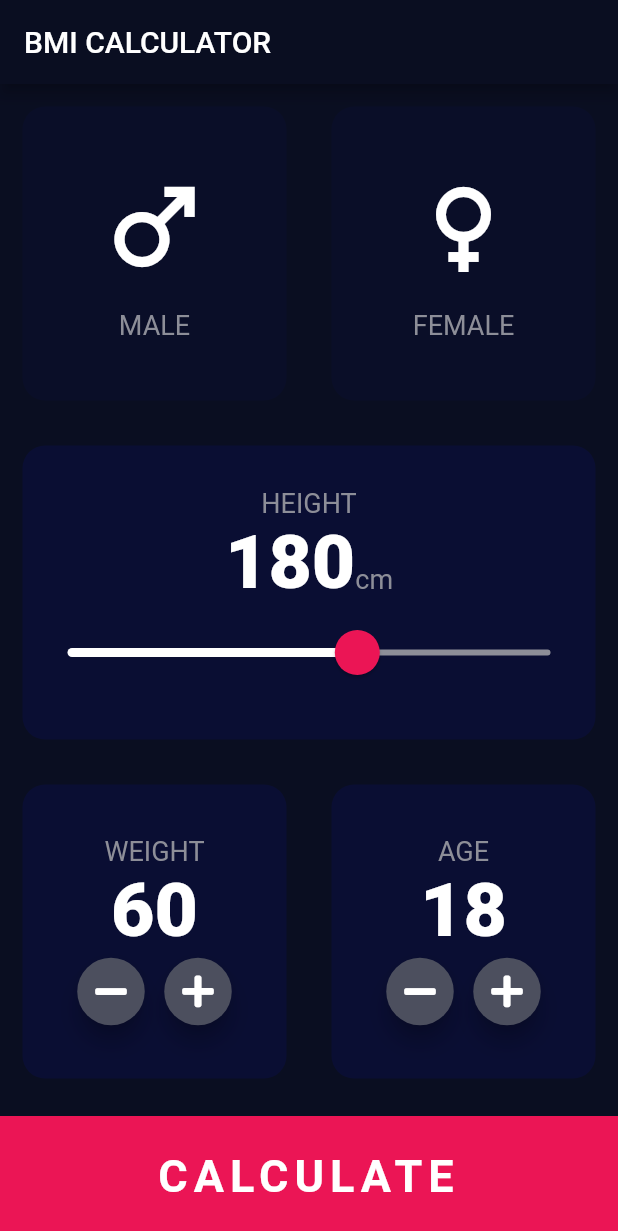
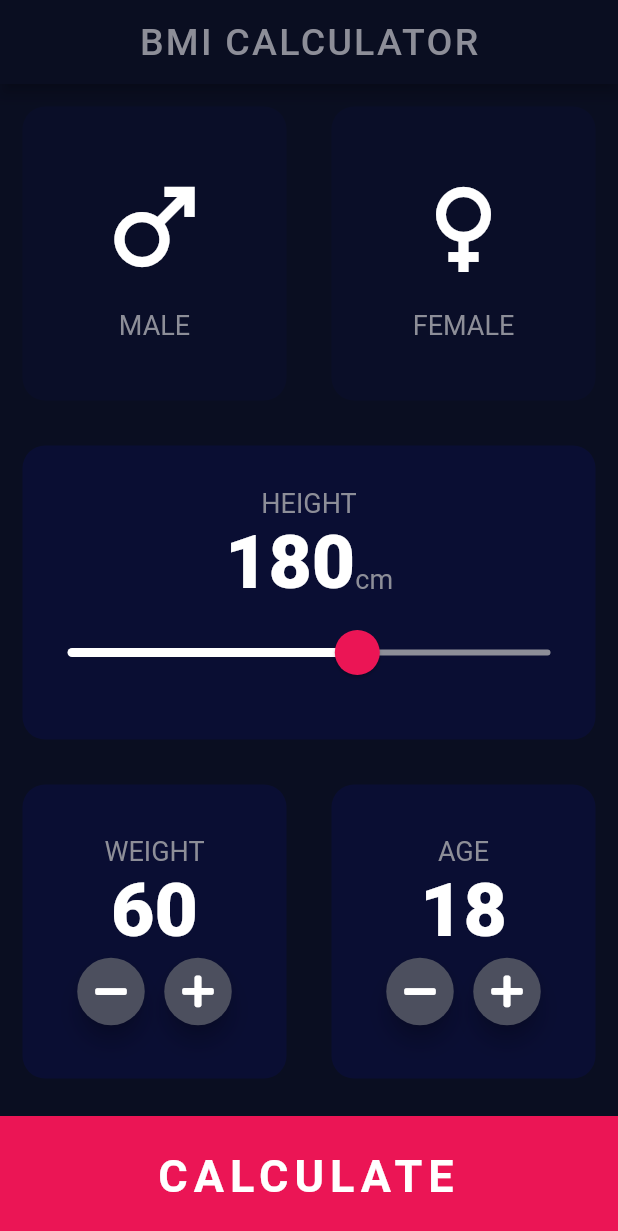
Before and after one commit to tuhinssam/bmi-calculator-flutter-app, a Flutter app: the screen it shows after launch, on a phone screen of 412 x 824 dp. Shown: the top 1231 px of the screen. Run offline on Flutter 3.47's test engine with Material 2 defaults, Android fonts, the phone set to English and light mode, and no system bars; our stand-ins replace font_awesome_flutter; missing offline and left inert: dart:ffi.

Commit message:
result page design completed

```diff
--- a/lib/constants.dart
+++ b/lib/constants.dart
@@ -4,7 +4,38 @@ const kButtonContainerHeight = 80.0;
 const kActiveCardColor = Color(0XFF0A0E33);
 const kInactiveCardColor = Color(0XFF0A0E28);
 const kBottomContainerColor = Color(0XFFEB1555);
-const kContentTextStyle = TextStyle(fontSize: 18, color: Color(0xFF8D8E98));
-const kNumberTextStyle = TextStyle(fontSize: 50.0, fontWeight: FontWeight.w900);
-const kCalculateBtnTxtStyle =
-    TextStyle(fontSize: 30.0, fontWeight: FontWeight.w700, letterSpacing: 4);
+const kAppBarTxtStyle = TextStyle(
+  fontSize: 25,
+  color: Color(0xFF8D8E98),
+  letterSpacing: 1.5,
+);
+const kContentTextStyle = TextStyle(
+  fontSize: 18,
+  color: Color(0xFF8D8E98),
+);
+const kNumberTextStyle = TextStyle(
+  fontSize: 50.0,
+  fontWeight: FontWeight.w900,
+);
+const kCalculateBtnTxtStyle = TextStyle(
+  fontSize: 30.0,
+  fontWeight: FontWeight.w700,
+  letterSpacing: 4,
+);
+
+const kResultLabelStyle = TextStyle(
+  color: Colors.white,
+  fontSize: 30,
+  fontWeight: FontWeight.bold,
+);
+const kResultTextStyle = TextStyle(
+  color: Color(0xFF24D876),
+  fontSize: 22,
+  fontWeight: FontWeight.bold,
+);
+
+const kResultInfoStyle = TextStyle(
+  color: Colors.white,
+  fontSize: 18,
+  fontWeight: FontWeight.bold,
+);
--- a/lib/input_page.dart
+++ b/lib/input_page.dart
@@ -45,7 +45,11 @@ class _InputPageState extends State<InputPage> {
   Widget build(BuildContext context) {
     return Scaffold(
         appBar: AppBar(
-          title: Text('BMI CALCULATOR'),
+          title: Center(
+              child: Text(
+            'BMI CALCULATOR',
+            style: kAppBarTxtStyle,
+          )),
         ),
         body: Column(
           crossAxisAlignment: CrossAxisAlignment.stretch,
```
Also changed, not shown: lib/results_page.dart (+72 -2 lines).
